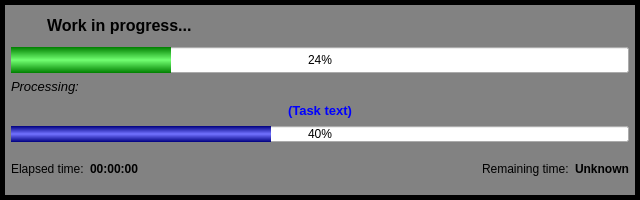
Qt form python/resources/ui/ProgressDialog.ui (introlab/OpenIMU) before a commit.
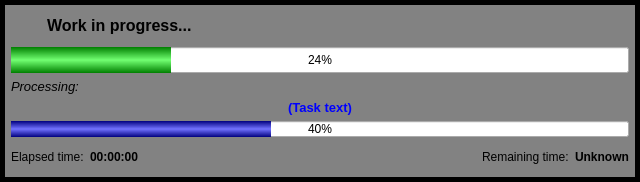
The same form after that commit. Icons and pictures are not drawn.

What changed in the file:
```diff
--- a/python/resources/ui/ProgressDialog.ui
+++ b/python/resources/ui/ProgressDialog.ui
@@ -7,7 +7,7 @@
     <x>0</x>
     <y>0</y>
     <width>640</width>
-    <height>200</height>
+    <height>182</height>
    </rect>
   </property>
   <property name="sizePolicy">
```
